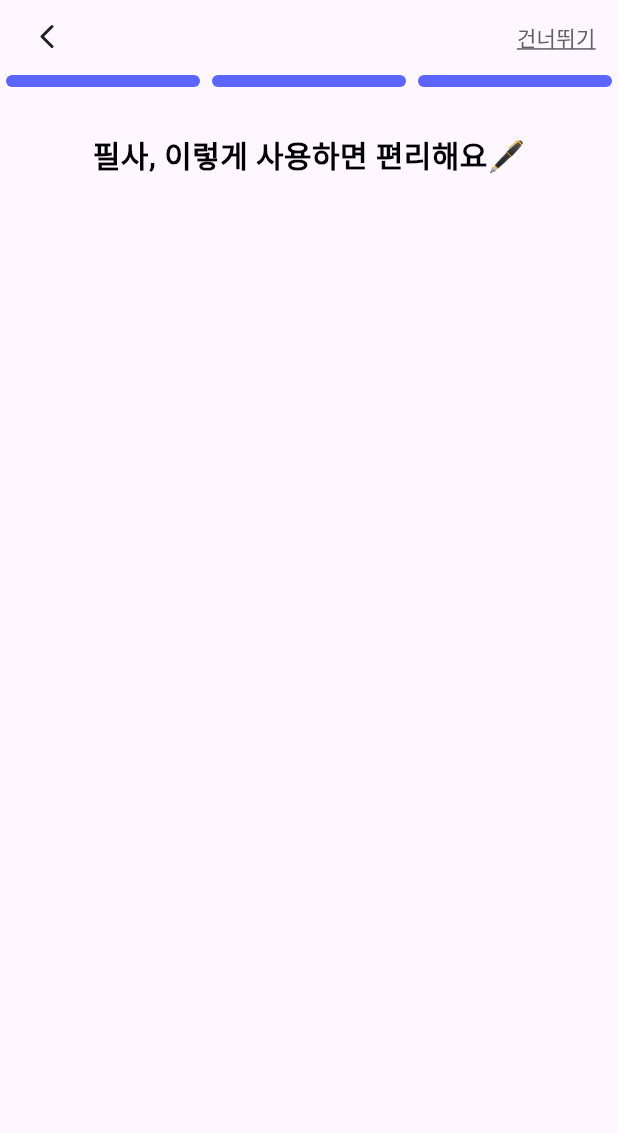
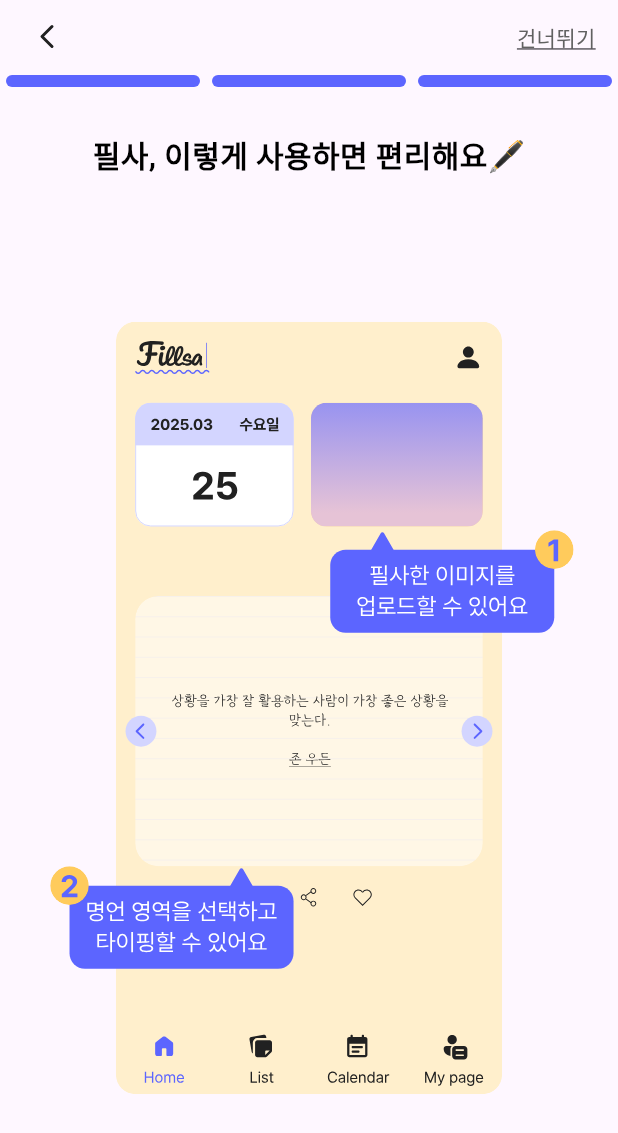
Before and after one commit to kbh97102/Fillsa_flutter, a Flutter app: the screen it shows after launch, on a phone screen of 412 x 824 dp. Shown: the top 1133 px of the screen. Run offline on Flutter 3.47's test engine with Material 3 defaults, Android fonts, the phone set to English and light mode, and no system bars; our stand-ins replace flutter_svg.

Commit message:
feat: 가이드 이미지 추가

```diff
--- /dev/null
+++ b/lib/ui/guide/custom_svg.dart
@@ -0,0 +1,13 @@
+import 'package:flutter/widgets.dart';
+import 'package:flutter_svg/svg.dart';
+
+class CustomSvg extends StatelessWidget {
+  final String svgName;
+
+  const CustomSvg({super.key, required this.svgName});
+
+  @override
+  Widget build(BuildContext context) {
+    return SvgPicture.asset("assets/images/${svgName}.svg");
+  }
+}
--- /dev/null
+++ b/lib/ui/guide/guide_image_section.dart
@@ -0,0 +1,21 @@
+import 'package:fillsa_flutter/ui/guide/custom_svg.dart';
+import 'package:flutter/material.dart';
+
+class GuideImageSection extends StatelessWidget {
+  GuideImageSection({super.key});
+
+  final PageController controller = PageController();
+
+  @override
+  Widget build(BuildContext context) {
+    return PageView(
+      controller: controller,
+      scrollDirection: Axis.horizontal,
+      children: [
+        CustomSvg(svgName: "guide_image_1"),
+        CustomSvg(svgName: "guide_image_2"),
+        CustomSvg(svgName: "guide_image_3"),
+      ],
+    );
+  }
+}
--- a/lib/ui/guide/guide_screen.dart
+++ b/lib/ui/guide/guide_screen.dart
@@ -1,9 +1,11 @@
 import 'package:fillsa_flutter/ui/common/top_bar.dart';
-import 'package:fillsa_flutter/ui/guide/guide_indicator.dart';
+import 'package:fillsa_flutter/ui/guide/guide_image_section.dart';
 import 'package:fillsa_flutter/util/colors.dart';
 import 'package:fillsa_flutter/util/extensions.dart';
 import 'package:flutter/material.dart';
 import 'package:flutter_svg/svg.dart';
+
+import 'guide_indicator.dart';
 
 class GuideScreen extends StatelessWidget {
   const GuideScreen({super.key});
@@ -31,6 +33,7 @@ class GuideScreen extends StatelessWidget {
               style: context.textStyles.heading4.copyWith(color: Colors.black),
             ),
           ),
+          Expanded(child: GuideImageSection()),
         ],
       ),
     );
```
Also changed, not shown: assets/images/guide_image_1.svg (added), assets/images/guide_image_2.svg (added), assets/images/guide_image_3.svg (added).
